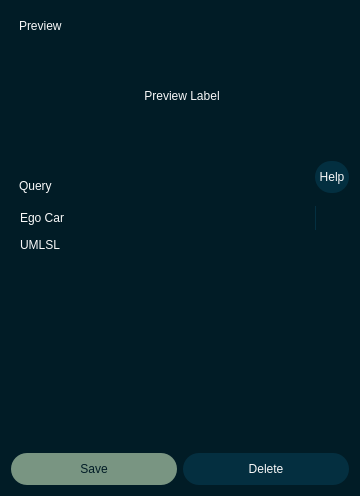
Qt form pse/umlsl_editor/src/view/widgets/qt_widgets/query_dialog.ui (69420pm/UMLSL-traffic-editor) before a commit.
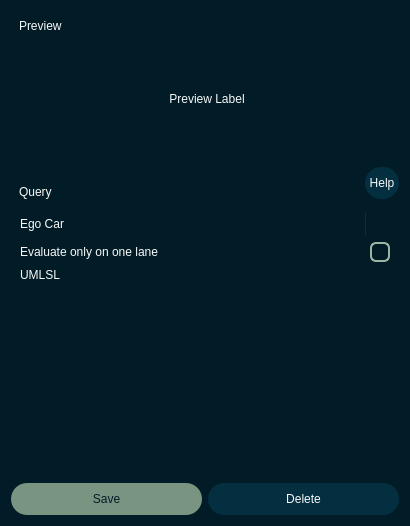
The same form after that commit. Icons and pictures are not drawn.

Commit message: added bool field to query that indicates if it should only evaluate on one lane

```diff
--- a/pse/umlsl_editor/src/view/widgets/qt_widgets/query_dialog.ui
+++ b/pse/umlsl_editor/src/view/widgets/qt_widgets/query_dialog.ui
@@ -9,8 +9,8 @@
    <rect>
     <x>0</x>
     <y>0</y>
-    <width>360</width>
-    <height>496</height>
+    <width>410</width>
+    <height>526</height>
    </rect>
   </property>
   <property name="sizePolicy">
@@ -225,6 +225,39 @@
 
 QToolButton:pressed {
     background-color: #032F40;
+}
+/* 1. Base setup for the checkbox text and spacing */
+QCheckBox {
+    spacing: 12px;
+    color: #ffffff; /* Text color */
+}
+
+/* 2. Define the size and shape of the box (The Indicator) */
+QCheckBox::indicator {
+    width: 16px;
+    height: 16px;
+    border-radius: 6px;  /* This creates the &quot;squircle&quot; roundness */
+    border: 2px solid #9ab5a3; /* The Sage Green border */
+}
+
+/* 3. The Unchecked State (Empty with outline) */
+QCheckBox::indicator:unchecked {
+    background-color: transparent;
+}
+
+/* Optional: Slight hover effect for unchecked */
+QCheckBox::indicator:unchecked:hover {
+    background-color: rgba(154, 181, 163, 0.2);
+}
+
+/* 4. The Checked State (Filled Green) */
+QCheckBox::indicator:checked {
+    background-color: #9ab5a3;
+    border: 2px solid #9ab5a3;
+
+    /* CRITICAL: You must replace this path with your own icon!
+       Since we painted over the native box, we have to put the checkmark back manually. */
+    image: url(:/icons/icons/Checkmark.svg);
 }</string>
   </property>
   <layout class="QVBoxLayout" name="verticalLayout">
@@ -412,25 +445,16 @@
       </item>
       <item>
        <widget class="QWidget" name="widget_6" native="true">
+        <property name="minimumSize">
+         <size>
+          <width>0</width>
+          <height>0</height>
+         </size>
+        </property>
         <property name="class" stdset="0">
          <string>container</string>
         </property>
-        <layout class="QFormLayout" name="formLayout">
-         <property name="fieldGrowthPolicy">
-          <enum>QFormLayout::FieldGrowthPolicy::AllNonFixedFieldsGrow</enum>
-         </property>
-         <property name="labelAlignment">
-          <set>Qt::AlignmentFlag::AlignLeading|Qt::AlignmentFlag::AlignLeft|Qt::AlignmentFlag::AlignVCenter</set>
-         </property>
-         <property name="formAlignment">
-          <set>Qt::AlignmentFlag::AlignRight|Qt::AlignmentFlag::AlignTrailing|Qt::AlignmentFlag::AlignVCenter</set>
-         </property>
-         <property name="horizontalSpacing">
-          <number>8</number>
-         </property>
-         <property name="verticalSpacing">
-          <number>8</number>
-         </property>
+        <layout class="QGridLayout" name="gridLayout_2">
          <item row="0" column="0">
           <widget class="QLabel" name="label_14">
            <property name="text">
@@ -444,7 +468,7 @@
            </property>
           </widget>
          </item>
-         <item row="0" column="1">
+         <item row="0" column="1" colspan="2">
           <widget class="QComboBox" name="d_car">
            <property name="minimumSize">
             <size>
@@ -463,7 +487,42 @@
            </property>
           </widget>
          </item>
-         <item row="1" column="0">
+         <item row="1" column="0" colspan="2">
+          <widget class="QLabel" name="label_9">
+           <property name="minimumSize">
+            <size>
+             <width>75</width>
+             <height>0</height>
+            </size>
+           </property>
+           <property name="text">
+            <string>Evaluate only on one lane</string>
+           </property>
+          </widget>
+         </item>
+         <item row="1" column="2">
+          <widget class="QCheckBox" name="c_coordinate_system">
+           <property name="enabled">
+            <bool>true</bool>
+           </property>
+           <property name="layoutDirection">
+            <enum>Qt::LayoutDirection::RightToLeft</enum>
+           </property>
+           <property name="text">
+            <string notr="true"/>
+           </property>
+           <property name="checked">
+            <bool>false</bool>
+           </property>
+           <property name="autoRepeat">
+            <bool>false</bool>
+           </property>
+           <property name="tristate">
+            <bool>false</bool>
+           </property>
+          </widget>
+         </item>
+         <item row="2" column="0">
           <widget class="QLabel" name="label_32">
            <property name="text">
             <string>UMLSL</string>
@@ -476,7 +535,7 @@
            </property>
           </widget>
          </item>
-         <item row="1" column="1">
+         <item row="2" column="1" colspan="2">
           <widget class="QTextEdit" name="t_umlsl">
            <property name="minimumSize">
             <size>
```
The commit also changes 5 other files.
